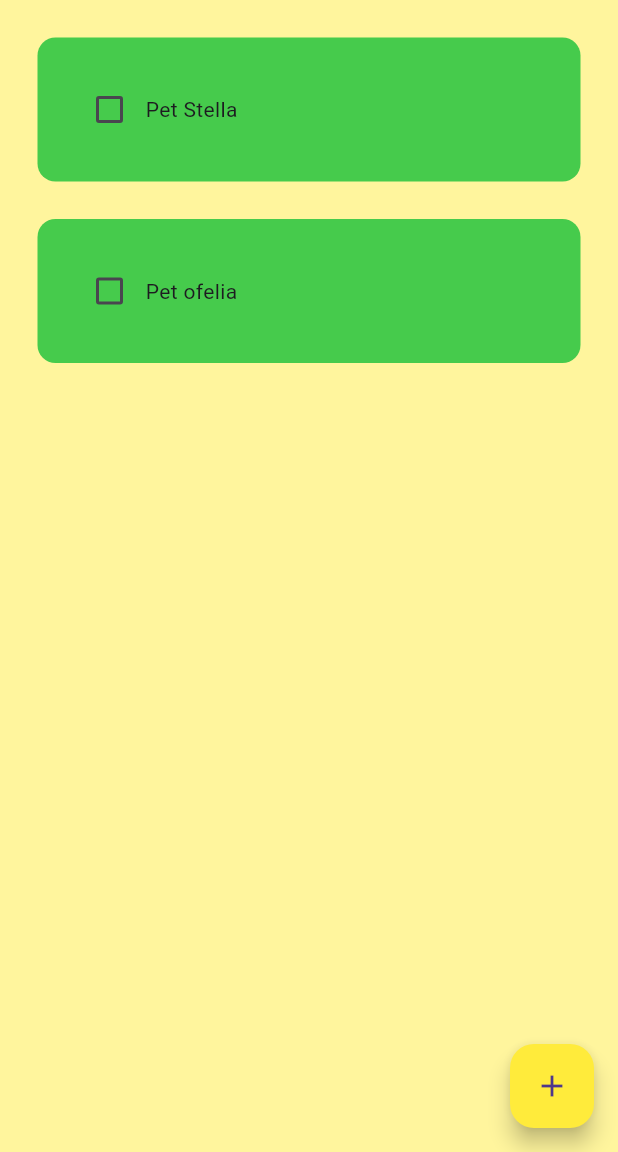
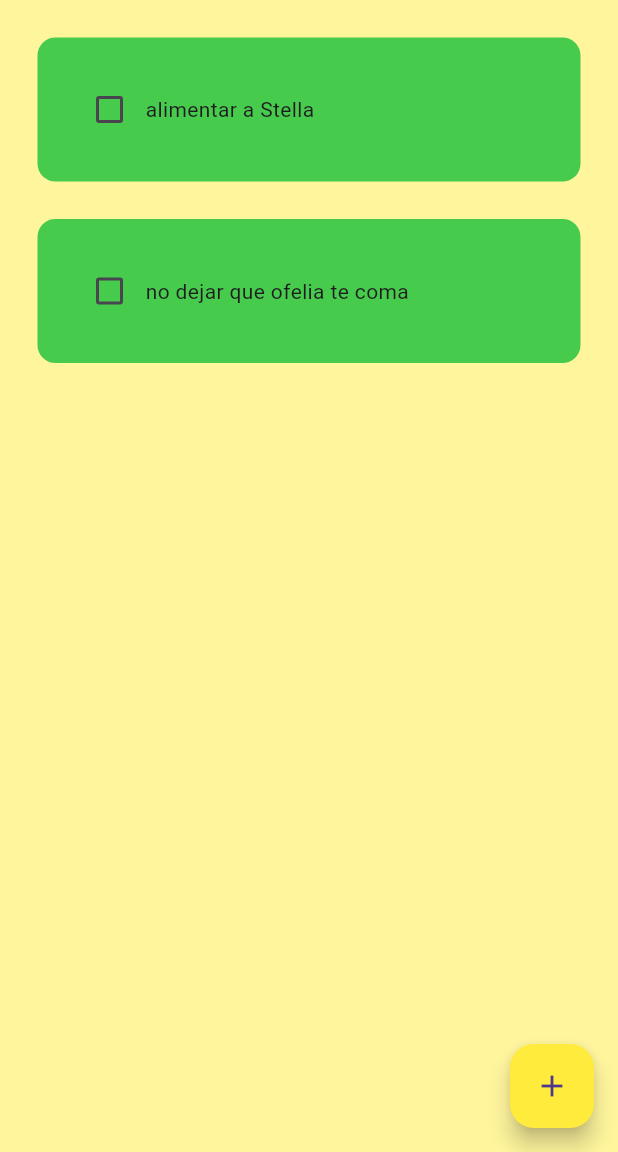
Before and after one commit to vlady04/todo_app, a Flutter app: the screen it shows after launch, on a phone screen of 412 x 824 dp, the part 84-1236 px from its top. Run offline on Flutter 3.47's test engine with Material 3 defaults, Android fonts, the phone set to English and light mode, and no system bars; drawn by our look-alikes of flutter_slidable; our stand-ins replace hive_flutter; accounts and stored records are empty.

Commit message:
new text

```diff
--- a/lib/data/database.dart
+++ b/lib/data/database.dart
@@ -12,8 +12,8 @@ class ToDoDataBase{
   void createInitialdata(){
      //List<List<dynamic>>
      toDoList = [
-      ["Pet Stella", false],
-      ["Pet ofelia", false],
+      ["alimentar a Stella", false],
+      ["no dejar que ofelia te coma", false],
     ];
   }
 
```
